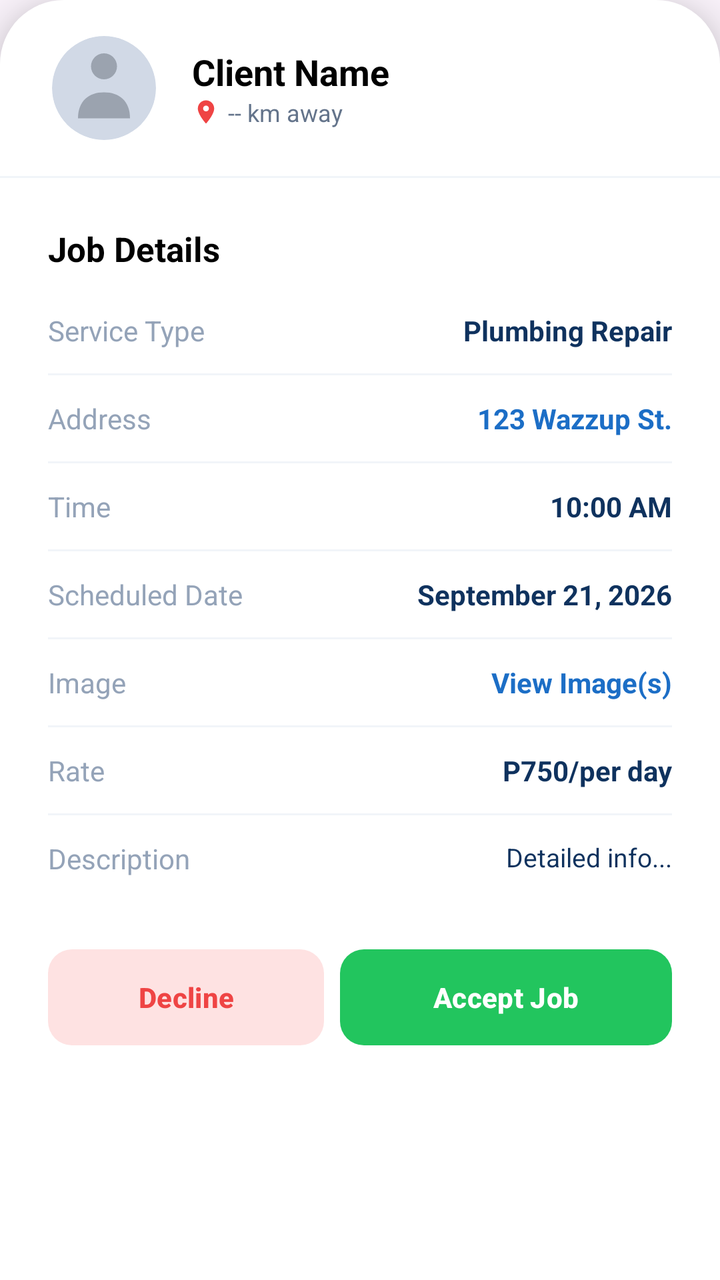
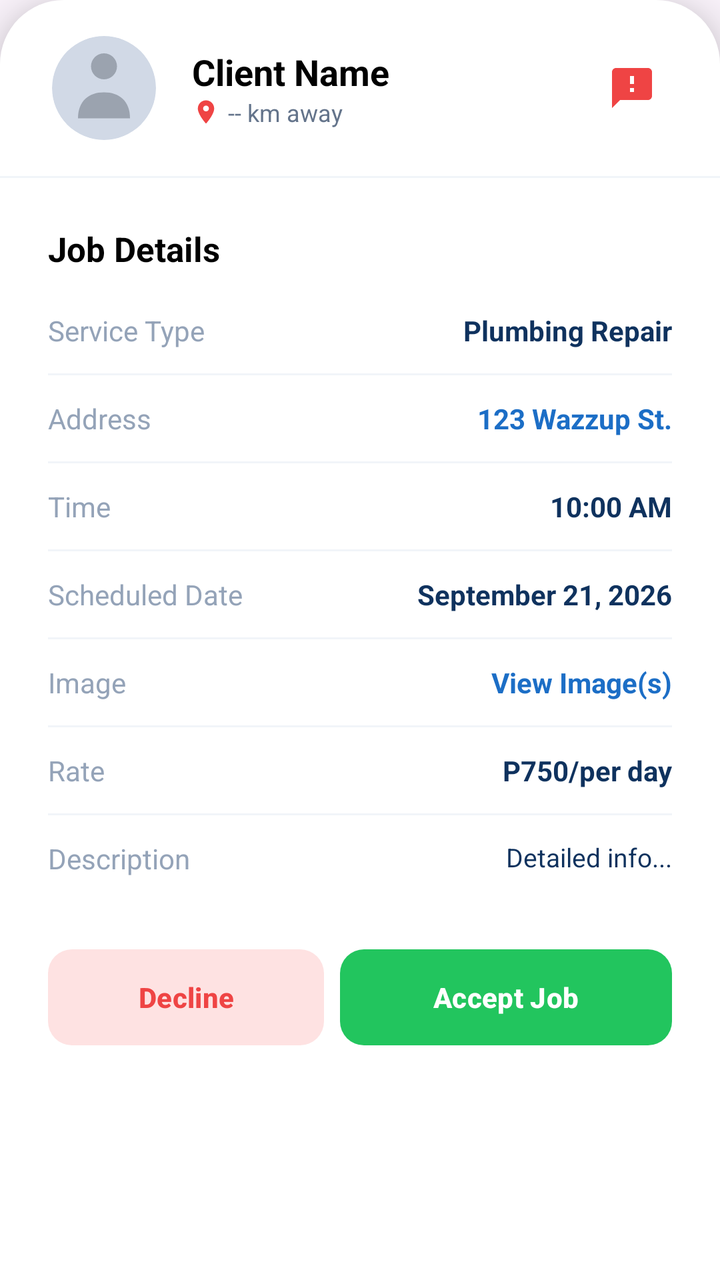

The first picture is an Android layout as it rendered before a commit; the second is the same layout after the commit. The layout source and the unified diff follow.
<!-- AndroidManifest.xml: application theme Theme.Newtacks -->
<!-- res/layout/layout_job_details_bottom_sheet.xml -->
<?xml version="1.0" encoding="utf-8"?>
<androidx.core.widget.NestedScrollView xmlns:android="http://schemas.android.com/apk/res/android"
    xmlns:app="http://schemas.android.com/apk/res-auto"
    android:id="@+id/jobDetailsBottomSheet"
    android:layout_width="match_parent"
    android:layout_height="wrap_content"
    android:background="@drawable/rounded_top_white"
    android:backgroundTint="#FFFFFF"
    android:elevation="16dp"
    app:behavior_hideable="true"
    app:behavior_peekHeight="90dp"
    app:layout_behavior="com.google.android.material.bottomsheet.BottomSheetBehavior">

    <LinearLayout
        android:layout_width="match_parent"
        android:layout_height="wrap_content"
        android:orientation="vertical"
        android:paddingBottom="24dp">

        
        <LinearLayout
            android:layout_width="match_parent"
            android:layout_height="wrap_content"
            android:orientation="horizontal"
            android:gravity="center_vertical"
            android:paddingHorizontal="24dp"
            android:paddingVertical="16dp">

            <com.google.android.material.imageview.ShapeableImageView
                android:id="@+id/ivClientProfileBS"
                android:layout_width="56dp"
                android:layout_height="56dp"
                android:src="@drawable/ic_person_placeholder"
                android:scaleType="centerCrop"
                app:shapeAppearanceOverlay="@style/CircleImage"
                android:background="#F1F5F9"
                android:padding="2dp" />

            <LinearLayout
                android:layout_width="0dp"
                android:layout_height="wrap_content"
                android:orientation="vertical"
                android:layout_weight="1"
                android:layout_marginStart="16dp">

                <TextView
                    android:id="@+id/tvClientNameBS"
                    android:layout_width="wrap_content"
                    android:layout_height="wrap_content"
                    android:text="Client Name"
                    android:textColor="#000000"
                    android:textSize="18sp"
                    android:textStyle="bold" />

                <LinearLayout
                    android:layout_width="wrap_content"
                    android:layout_height="wrap_content"
                    android:orientation="horizontal"
                    android:gravity="center_vertical">
                    <ImageView
                        android:layout_width="14dp"
                        android:layout_height="14dp"
                        android:src="@drawable/ic_location"
                        app:tint="#EF4444" />
                    <TextView
                        android:id="@+id/tvDistanceBS"
                        android:layout_width="wrap_content"
                        android:layout_height="wrap_content"
                        android:text="-- km away"
                        android:textColor="#64748B"
                        android:textSize="12sp"
                        android:layout_marginStart="4dp" />
                </LinearLayout>
            </LinearLayout>
        </LinearLayout>

        <View
            android:layout_width="match_parent"
            android:layout_height="1dp"
            android:background="#F1F5F9" />

        
        <LinearLayout
            android:layout_width="match_parent"
            android:layout_height="wrap_content"
            android:orientation="vertical"
            android:padding="24dp">

            <TextView
                android:layout_width="wrap_content"
                android:layout_height="wrap_content"
                android:text="Job Details"
                android:textColor="#000000"
                android:textSize="17sp"
                android:textStyle="bold"
                android:layout_marginBottom="20dp" />

            
            <RelativeLayout android:layout_width="match_parent" android:layout_height="wrap_content">
                <TextView android:layout_width="wrap_content" android:layout_height="wrap_content" android:text="Service Type" android:textColor="#94A3B8" android:textSize="14sp" />
                <TextView android:id="@+id/tvServiceTypeBS" android:layout_width="wrap_content" android:layout_height="wrap_content" android:layout_alignParentEnd="true" android:text="Plumbing Repair" android:textColor="#0F325E" android:textSize="14sp" android:textStyle="bold" />
            </RelativeLayout>
            <View android:layout_width="match_parent" android:layout_height="1dp" android:background="#F1F5F9" android:layout_marginVertical="12dp" />

            
            <RelativeLayout android:layout_width="match_parent" android:layout_height="wrap_content">
                <TextView android:layout_width="wrap_content" android:layout_height="wrap_content" android:text="Address" android:textColor="#94A3B8" android:textSize="14sp" />
                <TextView android:id="@+id/tvAddressBS" android:layout_width="180dp" android:layout_height="wrap_content" android:layout_alignParentEnd="true" android:text="123 Wazzup St." android:textColor="#1C6EC6" android:textSize="14sp" android:textStyle="bold" android:gravity="end" />
            </RelativeLayout>
            <View android:layout_width="match_parent" android:layout_height="1dp" android:background="#F1F5F9" android:layout_marginVertical="12dp" />

            
            <RelativeLayout android:layout_width="match_parent" android:layout_height="wrap_content">
                <TextView android:layout_width="wrap_content" android:layout_height="wrap_content" android:text="Time" android:textColor="#94A3B8" android:textSize="14sp" />
                <TextView android:id="@+id/tvTimeBS" android:layout_width="wrap_content" android:layout_height="wrap_content" android:layout_alignParentEnd="true" android:text="10:00 AM" android:textColor="#0F325E" android:textSize="14sp" android:textStyle="bold" />
            </RelativeLayout>
            <View android:layout_width="match_parent" android:layout_height="1dp" android:background="#F1F5F9" android:layout_marginVertical="12dp" />

            
            <RelativeLayout android:layout_width="match_parent" android:layout_height="wrap_content">
                <TextView android:layout_width="wrap_content" android:layout_height="wrap_content" android:text="Scheduled Date" android:textColor="#94A3B8" android:textSize="14sp" />
                <TextView android:id="@+id/tvDateBS" android:layout_width="wrap_content" android:layout_height="wrap_content" android:layout_alignParentEnd="true" android:text="September 21, 2026" android:textColor="#0F325E" android:textSize="14sp" android:textStyle="bold" />
            </RelativeLayout>
            <View android:layout_width="match_parent" android:layout_height="1dp" android:background="#F1F5F9" android:layout_marginVertical="12dp" />

            
            <RelativeLayout android:layout_width="match_parent" android:layout_height="wrap_content">
                <TextView android:layout_width="wrap_content" android:layout_height="wrap_content" android:text="Image" android:textColor="#94A3B8" android:textSize="14sp" />
                <TextView android:id="@+id/btnViewImagesBS" android:layout_width="wrap_content" android:layout_height="wrap_content" android:layout_alignParentEnd="true" android:text="View Image(s)" android:textColor="#1C6EC6" android:textSize="14sp" android:textStyle="bold" android:background="?attr/selectableItemBackgroundBorderless" android:clickable="true" android:focusable="true" />
            </RelativeLayout>
            <View android:layout_width="match_parent" android:layout_height="1dp" android:background="#F1F5F9" android:layout_marginVertical="12dp" />

            
            <RelativeLayout android:layout_width="match_parent" android:layout_height="wrap_content">
                <TextView android:layout_width="wrap_content" android:layout_height="wrap_content" android:text="Rate" android:textColor="#94A3B8" android:textSize="14sp" />
                <TextView android:id="@+id/tvRateBS" android:layout_width="wrap_content" android:layout_height="wrap_content" android:layout_alignParentEnd="true" android:text="P750/per day" android:textColor="#0F325E" android:textSize="14sp" android:textStyle="bold" />
            </RelativeLayout>
            <View android:layout_width="match_parent" android:layout_height="1dp" android:background="#F1F5F9" android:layout_marginVertical="12dp" />

            
            <RelativeLayout android:layout_width="match_parent" android:layout_height="wrap_content">
                <TextView android:layout_width="wrap_content" android:layout_height="wrap_content" android:text="Description" android:textColor="#94A3B8" android:textSize="14sp" />
                <TextView android:id="@+id/tvDescriptionBS" android:layout_width="180dp" android:layout_height="wrap_content" android:layout_alignParentEnd="true" android:text="Detailed info..." android:textColor="#0F325E" android:textSize="13sp" android:gravity="end" />
            </RelativeLayout>
        </LinearLayout>

        
        <LinearLayout
            android:layout_width="match_parent"
            android:layout_height="wrap_content"
            android:orientation="horizontal"
            android:paddingHorizontal="24dp"
            android:layout_marginTop="8dp">

            <com.google.android.material.button.MaterialButton
                android:id="@+id/btnDeclineBS"
                android:layout_width="0dp"
                android:layout_height="56dp"
                android:layout_weight="1"
                android:text="Decline"
                android:textAllCaps="false"
                android:textColor="#EF4444"
                android:textStyle="bold"
                app:backgroundTint="#FEE2E2"
                app:cornerRadius="12dp"
                android:layout_marginEnd="8dp" />

            <com.google.android.material.button.MaterialButton
                android:id="@+id/btnAcceptBS"
                android:layout_width="0dp"
                android:layout_height="56dp"
                android:layout_weight="1.2"
                android:text="Accept Job"
                android:textAllCaps="false"
                android:textColor="#FFFFFF"
                android:textStyle="bold"
                app:backgroundTint="#22C55E"
                app:cornerRadius="12dp" />
        </LinearLayout>

    </LinearLayout>

</androidx.core.widget.NestedScrollView>
<!-- resources referenced by this layout -->
<resources>
  <!-- drawable ic_location (drawable) -->
  <?xml version="1.0" encoding="utf-8"?>
  <vector xmlns:android="http://schemas.android.com/apk/res/android"
      android:width="24dp"
      android:height="24dp"
      android:viewportWidth="24"
      android:viewportHeight="24">
      <path
          android:fillColor="#FFFFFF"
          android:pathData="M12,2C8.13,2 5,5.13 5,9c0,5.25 7,13 7,13s7-7.75 7-13C19,5.13 15.87,2 12,2zM12,11.5c-1.38,0-2.5-1.12-2.5-2.5s1.12-2.5 2.5-2.5 2.5,1.12 2.5,2.5-1.12,2.5-2.5,2.5z"/>
  </vector>
  <!-- drawable ic_person_placeholder (drawable) -->
  <?xml version="1.0" encoding="utf-8"?>
  <vector xmlns:android="http://schemas.android.com/apk/res/android"
      android:width="48dp"
      android:height="48dp"
      android:viewportWidth="48"
      android:viewportHeight="48">
  
      
      <path
          android:fillColor="#D1D9E6"
          android:pathData="M24,24m-24,0a24,24 0,1 1,48 0a24,24 0,1 1,-48 0" />
  
      
      <path
          android:fillColor="#9BA3AF"
          android:pathData="M24,14m-6,0a6,6 0,1 1,12 0a6,6 0,1 1,-12 0" />
  
      
      <path
          android:fillColor="#9BA3AF"
          android:pathData="M12,38 C12,30 17,26 24,26 C31,26 36,30 36,38 Z" />
  
  </vector>
  <!-- drawable rounded_top_white (drawable) -->
  <?xml version="1.0" encoding="utf-8"?>
  <shape xmlns:android="http://schemas.android.com/apk/res/android">
      <solid android:color="#F8FAFC" />
      <corners
          android:topLeftRadius="32dp"
          android:topRightRadius="32dp" />
  </shape>
  <style name="CircleImage">
          <item name="cornerFamily">rounded</item>
          <item name="cornerSize">50%</item>
      </style>
  <style name="Theme.Newtacks" parent="Base.Theme.Newtacks" />
  <style name="Base.Theme.Newtacks" parent="Theme.Material3.DayNight.NoActionBar">
          <item name="colorPrimary">#004A99</item>
          <item name="colorPrimaryContainer">#004A99</item>
          <item name="colorOnPrimary">#FFFFFF</item>
          <item name="colorSecondary">#004A99</item>
          <item name="colorOnSecondary">#FFFFFF</item>
          <item name="colorTertiary">#004A99</item>
          <item name="colorSecondaryContainer">#EBF2FF</item>
          <item name="colorOnSecondaryContainer">#004A99</item>
          <item name="android:statusBarColor">#004A99</item>
          <item name="android:navigationBarColor">#FFFFFF</item>
          <item name="android:windowLightStatusBar" tools:targetApi="m">false</item>
      </style>
</resources>

<!-- the commit's change to res/layout/layout_job_details_bottom_sheet.xml (unified diff, before → after) -->
@@ -72,6 +72,16 @@
                         android:layout_marginStart="4dp" />
                 </LinearLayout>
             </LinearLayout>
+
+            <ImageButton
+                android:id="@+id/btnReportClientBS"
+                android:layout_width="40dp"
+                android:layout_height="40dp"
+                android:background="?attr/selectableItemBackgroundBorderless"
+                android:src="@drawable/ic_bubble_alert"
+                app:tint="#EF4444"
+                android:padding="8dp"
+                android:contentDescription="Report Client" />
         </LinearLayout>
 
         <View
<!-- resource entries referenced after the edit -->
@@ -1,5 +1,15 @@
 <!-- resources referenced by this layout -->
 <resources>
+  <!-- drawable ic_bubble_alert (drawable) -->
+  <vector xmlns:android="http://schemas.android.com/apk/res/android"
+      android:width="24dp"
+      android:height="24dp"
+      android:viewportWidth="24"
+      android:viewportHeight="24">
+      <path
+          android:fillColor="#FFFFFF"
+          android:pathData="M20,2H4C2.9,2 2,2.9 2,4v18l4,-4h14c1.1,0 2,-0.9 2,-2V4C22,2.9 21.1,2 20,2zM13,14h-2v-2h2V14zM13,10h-2V6h2V10z" />
+  </vector>
   <!-- drawable ic_location (drawable) -->
   <?xml version="1.0" encoding="utf-8"?>
   <vector xmlns:android="http://schemas.android.com/apk/res/android"
